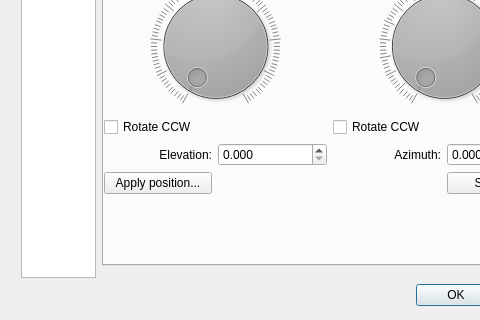
poes-weather/poes-usrp, file rig/rigdialog.ui: the form before one commit; both pictures show x 0 to 480 and y 100 to 420 of the 600 by 420 pixel window.
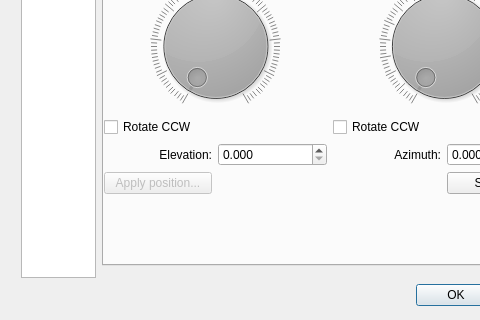
The form after the commit. The open tabs and pages were chosen to show the change. Icons and pictures are not drawn.

```diff
--- a/rig/rigdialog.ui
+++ b/rig/rigdialog.ui
@@ -1526,6 +1526,9 @@
            </item>
            <item row="4" column="0">
             <widget class="QPushButton" name="rotorZeroPosBtn">
+             <property name="enabled">
+              <bool>false</bool>
+             </property>
              <property name="text">
               <string>Apply position...</string>
              </property>
```
